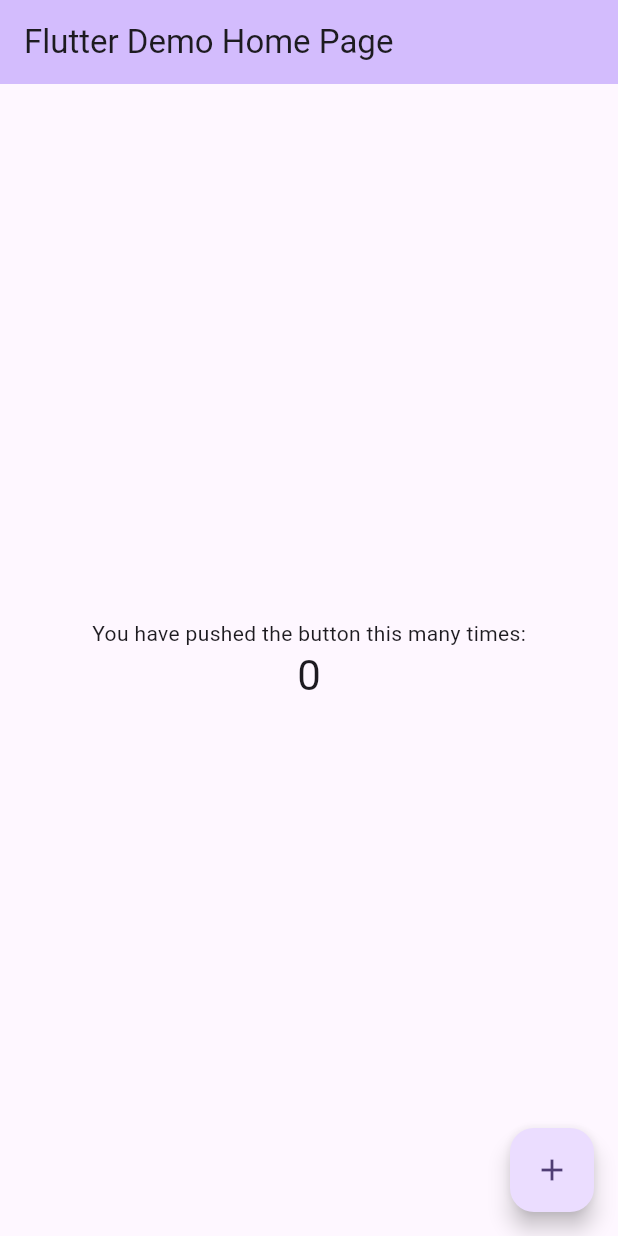
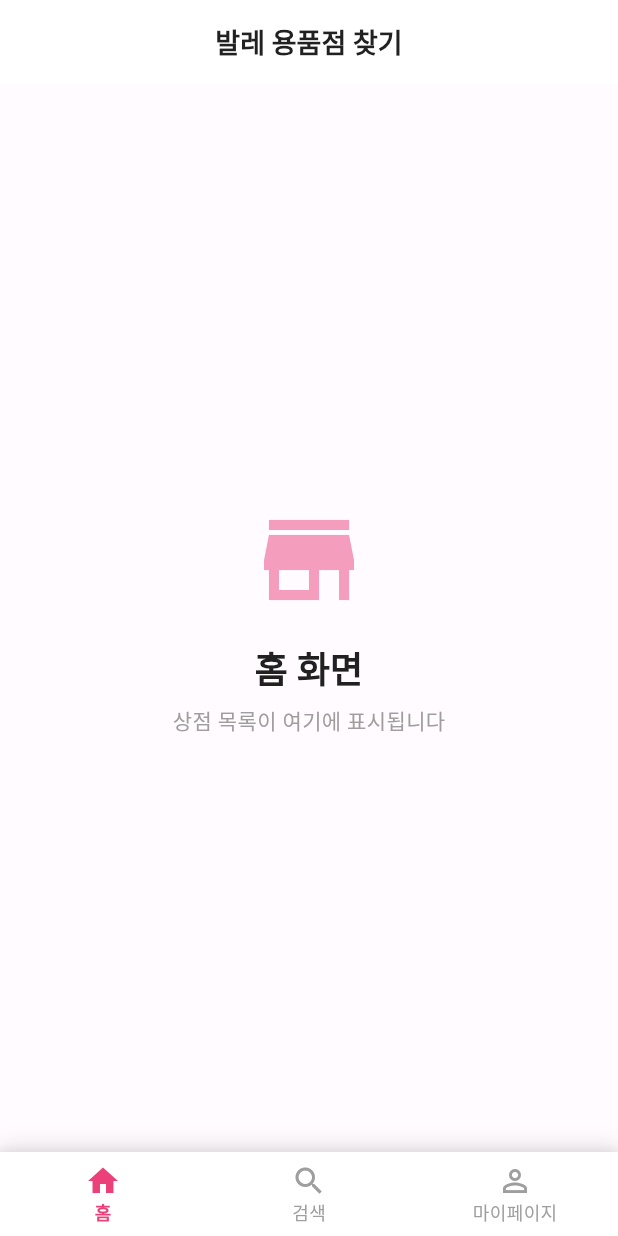
Before and after one commit to Augustkim-dev/flutter_store_pick, a Flutter app: the screen it shows after launch, on a phone screen of 412 x 824 dp. Run offline on Flutter 3.47's test engine with Material 3 defaults, Android fonts, the phone set to English and light mode, and no system bars.

Commit message:
feat: Phase 1 - 기본 앱 구조 및 네비게이션 구현
- 프로젝트 폴더 구조 설정 (screens, theme 등)
- 발레 컨셉의 파스텔 톤 테마 시스템 구축
- 스플래시 화면 구현 (애니메이션 효과 포함)
- 하단 네비게이션 바 구현 (홈, 검색, 마이페이지)
- 각 탭별 기본 화면 구현
- 앱 전체 라우팅 시스템 설정

Phase 1 MVP 완료: 기본 앱 구조와 네비게이션이 작동하는 상태

```diff
--- a/lib/main.dart
+++ b/lib/main.dart
@@ -1,122 +1,26 @@
 import 'package:flutter/material.dart';
+import 'screens/splash_screen.dart';
+import 'screens/main_screen.dart';
+import 'theme/app_theme.dart';
 
 void main() {
-  runApp(const MyApp());
+  runApp(const BalletShopApp());
 }
 
-class MyApp extends StatelessWidget {
-  const MyApp({super.key});
+class BalletShopApp extends StatelessWidget {
+  const BalletShopApp({super.key});
 
-  // This widget is the root of your application.
   @override
   Widget build(BuildContext context) {
     return MaterialApp(
-      title: 'Flutter Demo',
-      theme: ThemeData(
-        // This is the theme of your application.
-        //
-        // TRY THIS: Try running your application with "flutter run". You'll see
-        // the application has a purple toolbar. Then, without quitting the app,
-        // try changing the seedColor in the colorScheme below to Colors.green
-        // and then invoke "hot reload" (save your changes or press the "hot
-        // reload" button in a Flutter-supported IDE, or press "r" if you used
-        // the command line to start the app).
-        //
-        // Notice that the counter didn't reset back to zero; the application
-        // state is not lost during the reload. To reset the state, use hot
-        // restart instead.
-        //
-        // This works for code too, not just values: Most code changes can be
-        // tested with just a hot reload.
-        colorScheme: ColorScheme.fromSeed(seedColor: Colors.deepPurple),
-      ),
-      home: const MyHomePage(title: 'Flutter Demo Home Page'),
+      title: '발레 용품점 찾기',
+      theme: AppTheme.lightTheme,
+      debugShowCheckedModeBanner: false,
+      initialRoute: '/',
+      routes: {
+        '/': (context) => const SplashScreen(),
+        '/main': (context) => const MainScreen(),
+      },
     );
   }
 }
-
-class MyHomePage extends StatefulWidget {
-  const MyHomePage({super.key, required this.title});
-
-  // This widget is the home page of your application. It is stateful, meaning
-  // that it has a State object (defined below) that contains fields that affect
-  // how it looks.
-
-  // This class is the configuration for the state. It holds the values (in this
-  // case the title) provided by the parent (in this case the App widget) and
-  // used by the build method of the State. Fields in a Widget subclass are
-  // always marked "final".
-
-  final String title;
-
-  @override
-  State<MyHomePage> createState() => _MyHomePageState();
-}
-
-class _MyHomePageState extends State<MyHomePage> {
-  int _counter = 0;
-
-  void _incrementCounter() {
-    setState(() {
-      // This call to setState tells the Flutter framework that something has
-      // changed in this State, which causes it to rerun the build method below
-      // so that the display can reflect the updated values. If we changed
-      // _counter without calling setState(), then the build method would not be
-      // called again, and so nothing would appear to happen.
-      _counter++;
-    });
-  }
-
-  @override
-  Widget build(BuildContext context) {
-    // This method is rerun every time setState is called, for instance as done
-    // by the _incrementCounter method above.
-    //
-    // The Flutter framework has been optimized to make rerunning build methods
-    // fast, so that you can just rebuild anything that needs updating rather
-    // than having to individually change instances of widgets.
-    return Scaffold(
-      appBar: AppBar(
-        // TRY THIS: Try changing the color here to a specific color (to
-        // Colors.amber, perhaps?) and trigger a hot reload to see the AppBar
-        // change color while the other colors stay the same.
-        backgroundColor: Theme.of(context).colorScheme.inversePrimary,
-        // Here we take the value from the MyHomePage object that was created by
-        // the App.build method, and use it to set our appbar title.
-        title: Text(widget.title),
-      ),
-      body: Center(
-        // Center is a layout widget. It takes a single child and positions it
-        // in the middle of the parent.
-        child: Column(
-          // Column is also a layout widget. It takes a list of children and
-          // arranges them vertically. By default, it sizes itself to fit its
-          // children horizontally, and tries to be as tall as its parent.
-          //
-          // Column has various properties to control how it sizes itself and
-          // how it positions its children. Here we use mainAxisAlignment to
-          // center the children vertically; the main axis here is the vertical
-          // axis because Columns are vertical (the cross axis would be
-          // horizontal).
-          //
-          // TRY THIS: Invoke "debug painting" (choose the "Toggle Debug Paint"
-          // action in the IDE, or press "p" in the console), to see the
-          // wireframe for each widget.
-          mainAxisAlignment: MainAxisAlignment.center,
-          children: <Widget>[
-            const Text('You have pushed the button this many times:'),
-            Text(
-              '$_counter',
-              style: Theme.of(context).textTheme.headlineMedium,
-            ),
-          ],
-        ),
-      ),
-      floatingActionButton: FloatingActionButton(
-        onPressed: _incrementCounter,
-        tooltip: 'Increment',
-        child: const Icon(Icons.add),
-      ), // This trailing comma makes auto-formatting nicer for build methods.
-    );
-  }
-}
--- /dev/null
+++ b/lib/screens/home_screen.dart
@@ -0,0 +1,40 @@
+import 'package:flutter/material.dart';
+import '../theme/app_colors.dart';
+
+class HomeScreen extends StatelessWidget {
+  const HomeScreen({super.key});
+
+  @override
+  Widget build(BuildContext context) {
+    return Scaffold(
+      appBar: AppBar(
+        title: const Text('발레 용품점 찾기'),
+        automaticallyImplyLeading: false,
+      ),
+      body: Center(
+        child: Column(
+          mainAxisAlignment: MainAxisAlignment.center,
+          children: [
+            Icon(
+              Icons.store,
+              size: 80,
+              color: AppColors.primaryAccent.withOpacity(0.5),
+            ),
+            const SizedBox(height: 16),
+            Text(
+              '홈 화면',
+              style: Theme.of(context).textTheme.headlineMedium,
+            ),
+            const SizedBox(height: 8),
+            Text(
+              '상점 목록이 여기에 표시됩니다',
+              style: Theme.of(context).textTheme.bodyMedium?.copyWith(
+                color: AppColors.gray,
+              ),
+            ),
+          ],
+        ),
+      ),
+    );
+  }
+}
--- /dev/null
+++ b/lib/screens/main_screen.dart
@@ -0,0 +1,67 @@
+import 'package:flutter/material.dart';
+import 'home_screen.dart';
+import 'search_screen.dart';
+import 'profile_screen.dart';
+
+class MainScreen extends StatefulWidget {
+  const MainScreen({super.key});
+
+  @override
+  State<MainScreen> createState() => _MainScreenState();
+}
+
+class _MainScreenState extends State<MainScreen> {
+  int _currentIndex = 0;
+
+  final List<Widget> _screens = [
+    const HomeScreen(),
+    const SearchScreen(),
+    const ProfileScreen(),
+  ];
+
+  @override
+  Widget build(BuildContext context) {
+    return Scaffold(
+      body: IndexedStack(
+        index: _currentIndex,
+        children: _screens,
+      ),
+      bottomNavigationBar: Container(
+        decoration: BoxDecoration(
+          boxShadow: [
+            BoxShadow(
+              color: Colors.black.withAlpha(26),
+              blurRadius: 10,
+              offset: const Offset(0, -5),
+            ),
+          ],
+        ),
+        child: BottomNavigationBar(
+          currentIndex: _currentIndex,
+          onTap: (index) {
+            setState(() {
+              _currentIndex = index;
+            });
+          },
+          items: const [
+            BottomNavigationBarItem(
+              icon: Icon(Icons.home_outlined),
+              activeIcon: Icon(Icons.home),
+              label: '홈',
+            ),
+            BottomNavigationBarItem(
+              icon: Icon(Icons.search_outlined),
+              activeIcon: Icon(Icons.search),
+              label: '검색',
+            ),
+            BottomNavigationBarItem(
+              icon: Icon(Icons.person_outline),
+              activeIcon: Icon(Icons.person),
+              label: '마이페이지',
+            ),
+          ],
+        ),
+      ),
+    );
+  }
+}
--- /dev/null
+++ b/lib/theme/app_colors.dart
@@ -0,0 +1,36 @@
+import 'package:flutter/material.dart';
+
+class AppColors {
+  // Primary Colors - 파스텔 핑크 계열
+  static const Color primaryPink = Color(0xFFFCE4EC);
+  static const Color primaryPinkDark = Color(0xFFF8BBD0);
+  static const Color primaryAccent = Color(0xFFEC407A);
+
+  // Secondary Colors - 파스텔 퍼플 계열
+  static const Color secondaryPurple = Color(0xFFF3E5F5);
+  static const Color secondaryPurpleDark = Color(0xFFE1BEE7);
+  static const Color secondaryAccent = Color(0xFFAB47BC);
+
+  // Neutral Colors
+  static const Color white = Color(0xFFFFFFFF);
+  static const Color offWhite = Color(0xFFFAFAFA);
+  static const Color lightGray = Color(0xFFF5F5F5);
+  static const Color gray = Color(0xFF9E9E9E);
+  static const Color darkGray = Color(0xFF616161);
+  static const Color black = Color(0xFF212121);
+
+  // Semantic Colors
+  static const Color success = Color(0xFF81C784);
+  static const Color warning = Color(0xFFFFB74D);
+  static const Color error = Color(0xFFE57373);
+  static const Color info = Color(0xFF64B5F6);
+
+  // Shop Type Colors
+  static const Color offlineShop = Color(0xFF9FA8DA);  // 연한 인디고
+  static const Color onlineShop = Color(0xFF80CBC4);   // 연한 틸
+
+  // Background Colors
+  static const Color backgroundMain = Color(0xFFFFFBFE);
+  static const Color backgroundCard = Color(0xFFFFFFFF);
+  static const Color backgroundDim = Color(0x66000000);
+}
--- /dev/null
+++ b/lib/theme/app_theme.dart
@@ -0,0 +1,146 @@
+import 'package:flutter/material.dart';
+import 'app_colors.dart';
+
+class AppTheme {
+  static ThemeData get lightTheme {
+    return ThemeData(
+      useMaterial3: true,
+      colorScheme: ColorScheme.fromSeed(
+        seedColor: AppColors.primaryAccent,
+        brightness: Brightness.light,
+      ),
+      primaryColor: AppColors.primaryAccent,
+      scaffoldBackgroundColor: AppColors.backgroundMain,
+
+      // AppBar Theme
+      appBarTheme: const AppBarTheme(
+        backgroundColor: AppColors.white,
+        elevation: 0,
+        centerTitle: true,
+        iconTheme: IconThemeData(color: AppColors.black),
+        titleTextStyle: TextStyle(
+          color: AppColors.black,
+          fontSize: 18,
+          fontWeight: FontWeight.w600,
+        ),
+      ),
+
+      // Bottom Navigation Bar Theme
+      bottomNavigationBarTheme: const BottomNavigationBarThemeData(
+        backgroundColor: AppColors.white,
+        selectedItemColor: AppColors.primaryAccent,
+        unselectedItemColor: AppColors.gray,
+        selectedLabelStyle: TextStyle(fontSize: 12, fontWeight: FontWeight.w600),
+        unselectedLabelStyle: TextStyle(fontSize: 12),
+        type: BottomNavigationBarType.fixed,
+        elevation: 8,
+      ),
+
+
+      // Text Theme
+      textTheme: const TextTheme(
+        headlineLarge: TextStyle(
+          fontSize: 32,
+          fontWeight: FontWeight.bold,
+          color: AppColors.black,
+        ),
+        headlineMedium: TextStyle(
+          fontSize: 24,
+          fontWeight: FontWeight.w600,
+          color: AppColors.black,
+        ),
+        headlineSmall: TextStyle(
+          fontSize: 20,
+          fontWeight: FontWeight.w600,
+          color: AppColors.black,
+        ),
+        titleLarge: TextStyle(
+          fontSize: 18,
+          fontWeight: FontWeight.w600,
+          color: AppColors.black,
+        ),
+        titleMedium: TextStyle(
+          fontSize: 16,
+          fontWeight: FontWeight.w500,
+          color: AppColors.black,
+        ),
+        titleSmall: TextStyle(
+          fontSize: 14,
+          fontWeight: FontWeight.w500,
+          color: AppColors.black,
+        ),
+        bodyLarge: TextStyle(
+          fontSize: 16,
+          fontWeight: FontWeight.normal,
+          color: AppColors.darkGray,
+        ),
+        bodyMedium: TextStyle(
+          fontSize: 14,
+          fontWeight: FontWeight.normal,
+          color: AppColors.darkGray,
+        ),
+        bodySmall: TextStyle(
+          fontSize: 12,
+          fontWeight: FontWeight.normal,
+          color: AppColors.gray,
+        ),
+        labelLarge: TextStyle(
+          fontSize: 14,
+          fontWeight: FontWeight.w600,
+          color: AppColors.black,
+        ),
+        labelMedium: TextStyle(
+          fontSize: 12,
+          fontWeight: FontWeight.w500,
+          color: AppColors.darkGray,
+        ),
+        labelSmall: TextStyle(
+          fontSize: 11,
+          fontWeight: FontWeight.w500,
+          color: AppColors.gray,
+        ),
+      ),
+
+      // Elevated Button Theme
+      elevatedButtonTheme: ElevatedButtonThemeData(
+        style: ElevatedButton.styleFrom(
+          backgroundColor: AppColors.primaryAccent,
+          foregroundColor: AppColors.white,
+          elevation: 0,
+          padding: const EdgeInsets.symmetric(horizontal: 24, vertical: 12),
+          shape: RoundedRectangleBorder(
+            borderRadius: BorderRadius.circular(8),
+          ),
+          textStyle: const TextStyle(
+            fontSize: 16,
+            fontWeight: FontWeight.w600,
+          ),
+        ),
+      ),
+
+      // Input Decoration Theme
+      inputDecorationTheme: InputDecorationTheme(
+        filled: true,
+        fillColor: AppColors.lightGray,
+        border: OutlineInputBorder(
+          borderRadius: BorderRadius.circular(8),
+          borderSide: BorderSide.none,
+        ),
+        enabledBorder: OutlineInputBorder(
+          borderRadius: BorderRadius.circular(8),
+          borderSide: BorderSide.none,
+        ),
+        focusedBorder: OutlineInputBorder(
+          borderRadius: BorderRadius.circular(8),
+          borderSide: const BorderSide(color: AppColors.primaryAccent, width: 2),
+        ),
+        errorBorder: OutlineInputBorder(
+          borderRadius: BorderRadius.circular(8),
+          borderSide: const BorderSide(color: AppColors.error, width: 1),
+        ),
+        contentPadding: const EdgeInsets.symmetric(horizontal: 16, vertical: 12),
+        hintStyle: const TextStyle(color: AppColors.gray, fontSize: 14),
+      ),
+    );
+  }
+}
```
Also changed, not shown: lib/screens/profile_screen.dart (added, +55 -0 lines), lib/screens/search_screen.dart (added, +72 -0 lines), lib/screens/splash_screen.dart (added, +123 -0 lines), 1 other file.
